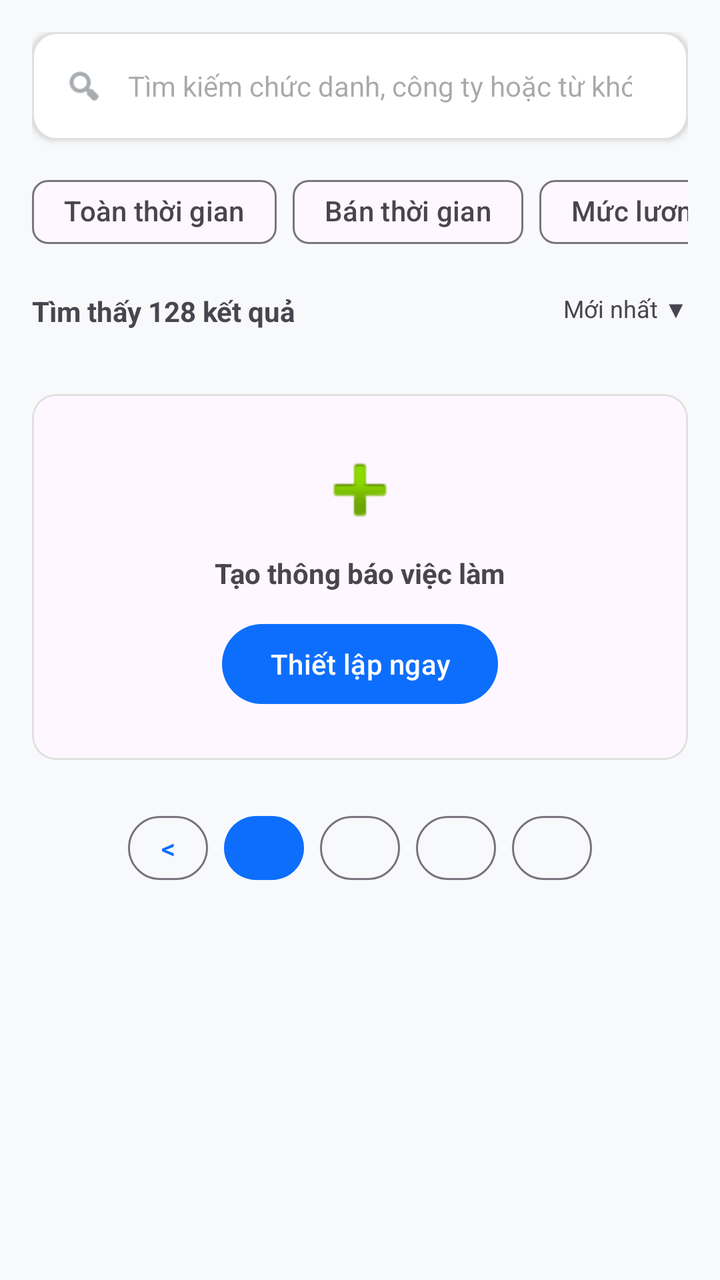
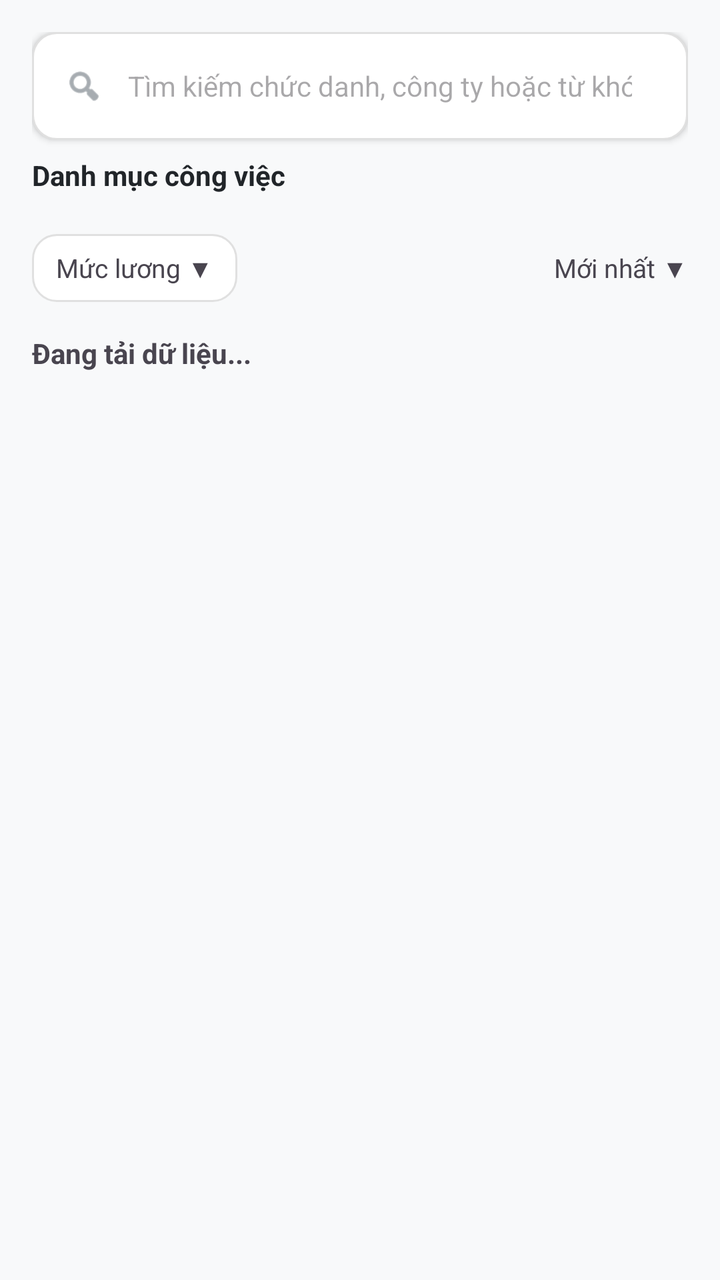

Compare the two renders of this Android layout. The source of the first and the diff that turns it into the second are given below.
<!-- AndroidManifest.xml: application theme Theme.JobSearchApp -->
<!-- res/layout/candidate_fragment_search.xml -->
<?xml version="1.0" encoding="utf-8"?>
<androidx.core.widget.NestedScrollView xmlns:android="http://schemas.android.com/apk/res/android"
    xmlns:app="http://schemas.android.com/apk/res-auto"
    android:layout_width="match_parent"
    android:layout_height="match_parent"
    android:background="@color/background_gray">

    <LinearLayout
        android:layout_width="match_parent"
        android:layout_height="wrap_content"
        android:orientation="vertical"
        android:padding="16dp">

        
        <include layout="@layout/search_bar_component" /> 

        
        <HorizontalScrollView
            android:layout_width="match_parent"
            android:layout_height="wrap_content"
            android:scrollbars="none"
            android:layout_marginTop="12dp">

            <com.google.android.material.chip.ChipGroup
                android:id="@+id/chipGroup"
                android:layout_width="wrap_content"
                android:layout_height="wrap_content"
                app:singleSelection="true"
                app:selectionRequired="false"
                app:singleLine="true">

                <com.google.android.material.chip.Chip
                    android:layout_width="wrap_content"
                    android:layout_height="wrap_content"
                    style="@style/Widget.Material3.Chip.Filter"
                    android:text="Toàn thời gian" />

                <com.google.android.material.chip.Chip
                    android:layout_width="wrap_content"
                    android:layout_height="wrap_content"
                    style="@style/Widget.Material3.Chip.Filter"
                    android:text="Bán thời gian" />

                <com.google.android.material.chip.Chip
                    android:layout_width="wrap_content"
                    android:layout_height="wrap_content"
                    style="@style/Widget.Material3.Chip.Filter"
                    android:text="Mức lương" />
            </com.google.android.material.chip.ChipGroup>
        </HorizontalScrollView>

        <RelativeLayout
            android:layout_width="match_parent"
            android:layout_height="wrap_content"
            android:layout_marginTop="16dp">

            <TextView
                android:id="@+id/tvResultCount"
                android:layout_width="wrap_content"
                android:layout_height="wrap_content"
                android:text="Tìm thấy 128 kết quả"
                android:textStyle="bold" />

            <TextView
                android:id="@+id/tvSort"
                android:layout_width="wrap_content"
                android:layout_height="wrap_content"
                android:layout_alignParentEnd="true"
                android:text="Mới nhất ▼"
                android:textSize="12sp"
                android:clickable="true"
                android:focusable="true" />
        </RelativeLayout>

        
        <androidx.recyclerview.widget.RecyclerView
            android:id="@+id/rvSearchResults"
            android:layout_width="match_parent"
            android:layout_height="wrap_content"
            android:layout_marginTop="8dp"
            android:nestedScrollingEnabled="false" />

        
        <com.google.android.material.card.MaterialCardView
            android:layout_width="match_parent"
            android:layout_height="wrap_content"
            android:layout_marginTop="24dp"
            app:cardCornerRadius="12dp"
            app:strokeWidth="1dp"
            app:strokeColor="@color/gray_border">

            <LinearLayout
                android:layout_width="match_parent"
                android:layout_height="wrap_content"
                android:gravity="center"
                android:orientation="vertical"
                android:padding="24dp">

                <ImageView
                    android:layout_width="48dp"
                    android:layout_height="48dp"
                    android:src="@android:drawable/ic_input_add" />

                <TextView
                    android:layout_width="wrap_content"
                    android:layout_height="wrap_content"
                    android:text="Tạo thông báo việc làm"
                    android:textStyle="bold"
                    android:layout_marginTop="8dp" />

                <Button
                    android:layout_width="wrap_content"
                    android:layout_height="wrap_content"
                    android:text="Thiết lập ngay"
                    android:layout_marginTop="12dp" />
            </LinearLayout>
        </com.google.android.material.card.MaterialCardView>

        
        <LinearLayout
            android:layout_width="match_parent"
            android:layout_height="wrap_content"
            android:gravity="center"
            android:layout_marginTop="24dp"
            android:layout_marginBottom="24dp">

            <Button
                style="@style/Widget.Material3.Button.OutlinedButton"
                android:layout_width="40dp"
                android:layout_height="40dp"
                android:text="&lt;"
                android:padding="0dp" />

            <Button
                android:layout_width="40dp"
                android:layout_height="40dp"
                android:text="1"
                android:layout_marginStart="8dp" />

            <Button
                style="@style/Widget.Material3.Button.OutlinedButton"
                android:layout_width="40dp"
                android:layout_height="40dp"
                android:text="2"
                android:layout_marginStart="8dp" />

            <Button
                style="@style/Widget.Material3.Button.OutlinedButton"
                android:layout_width="40dp"
                android:layout_height="40dp"
                android:text="3"
                android:layout_marginStart="8dp" />

            <Button
                style="@style/Widget.Material3.Button.OutlinedButton"
                android:layout_width="40dp"
                android:layout_height="40dp"
                android:text="&gt;"
                android:layout_marginStart="8dp" />
        </LinearLayout>
    </LinearLayout>
</androidx.core.widget.NestedScrollView>
<!-- res/layout/search_bar_component.xml (included above) -->
<?xml version="1.0" encoding="utf-8"?>
<LinearLayout xmlns:android="http://schemas.android.com/apk/res/android"
    xmlns:app="http://schemas.android.com/apk/res-auto"
    android:layout_width="match_parent"
    android:layout_height="54dp"
    android:background="@drawable/bg_search_bar"
    android:gravity="center_vertical"
    android:paddingHorizontal="16dp"
    android:elevation="2dp">

    <ImageView
        android:layout_width="20dp"
        android:layout_height="20dp"
        android:src="@android:drawable/ic_menu_search"
        app:tint="@color/text_sub" />

    <EditText
        android:id="@+id/edtSearch"
        android:layout_width="0dp"
        android:layout_height="match_parent"
        android:layout_weight="1"
        android:background="@null"
        android:hint="Tìm kiếm chức danh, công ty hoặc từ khóa..."
        android:inputType="text"
        android:paddingHorizontal="12dp"
        android:textSize="14sp"
        android:textColor="@color/text_main" />
</LinearLayout>
<!-- resources referenced by this layout -->
<resources>
  <color name="background_gray">#F8F9FA</color>
  <color name="gray_border">#E0E0E0</color>
  <color name="text_main">#212529</color>
  <color name="text_sub">#6C757D</color>
  <!-- drawable bg_search_bar (drawable) -->
  <?xml version="1.0" encoding="utf-8"?>
  <shape xmlns:android="http://schemas.android.com/apk/res/android">
      <solid android:color="@color/white" />
      <corners android:radius="12dp" />
      <stroke android:width="1dp" android:color="@color/gray_border" />
  </shape>
  <style name="Theme.JobSearchApp" parent="Base.Theme.JobSearchApp" />
  <color name="white">#FFFFFF</color>
  <style name="Base.Theme.JobSearchApp" parent="Theme.Material3.DayNight.NoActionBar">
          
          <item name="colorPrimary">@color/primary</item>
          <item name="android:navigationBarColor">@color/white</item>
          <item name="android:statusBarColor">@color/white</item>
          <item name="android:windowLightStatusBar">true</item>
      </style>
  <color name="primary">#0D6EFD</color>
</resources>

<!-- the commit's change to res/layout/candidate_fragment_search.xml (unified diff, before → after) -->
@@ -15,39 +15,66 @@
         <include layout="@layout/search_bar_component" /> 
 
         
+        <TextView
+            android:layout_width="wrap_content"
+            android:layout_height="wrap_content"
+            android:text="Danh mục công việc"
+            android:textSize="14sp"
+            android:textStyle="bold"
+            android:layout_marginTop="8dp"
+            android:textColor="@color/text_main" />
+
         <HorizontalScrollView
             android:layout_width="match_parent"
             android:layout_height="wrap_content"
             android:scrollbars="none"
+            android:layout_marginTop="8dp">
+
+            <com.google.android.material.chip.ChipGroup
+                android:id="@+id/cgCategories"
+                android:layout_width="wrap_content"
+                android:layout_height="wrap_content"
+                app:singleSelection="false"
+                app:selectionRequired="false"
+                app:singleLine="true">
+                
+            </com.google.android.material.chip.ChipGroup>
+        </HorizontalScrollView>
+
+        
+        <LinearLayout
+            android:layout_width="match_parent"
+            android:layout_height="wrap_content"
+            android:orientation="horizontal"
+            android:gravity="center_vertical"
             android:layout_marginTop="12dp">
 
-            <com.google.android.material.chip.ChipGroup
-                android:id="@+id/chipGroup"
+            <TextView
+                android:id="@+id/tvSalaryFilter"
                 android:layout_width="wrap_content"
                 android:layout_height="wrap_content"
-                app:singleSelection="true"
-                app:selectionRequired="false"
-                app:singleLine="true">
+                android:text="Mức lương ▼"
+                android:paddingHorizontal="12dp"
+                android:paddingVertical="8dp"
+                android:background="@drawable/bg_search_bar"
+                android:textSize="13sp"
+                android:clickable="true"
+                android:focusable="true" />
 
-                <com.google.android.material.chip.Chip
-                    android:layout_width="wrap_content"
-                    android:layout_height="wrap_content"
-                    style="@style/Widget.Material3.Chip.Filter"
-                    android:text="Toàn thời gian" />
+            <View
+                android:layout_width="0dp"
+                android:layout_height="0dp"
+                android:layout_weight="1" />
 
-                <com.google.android.material.chip.Chip
-                    android:layout_width="wrap_content"
-                    android:layout_height="wrap_content"
-                    style="@style/Widget.Material3.Chip.Filter"
-                    android:text="Bán thời gian" />
-
-                <com.google.android.material.chip.Chip
-                    android:layout_width="wrap_content"
-                    android:layout_height="wrap_content"
-                    style="@style/Widget.Material3.Chip.Filter"
-                    android:text="Mức lương" />
-            </com.google.android.material.chip.ChipGroup>
-        </HorizontalScrollView>
+            <TextView
+                android:id="@+id/tvSort"
+                android:layout_width="wrap_content"
+                android:layout_height="wrap_content"
+                android:text="Mới nhất ▼"
+                android:textSize="13sp"
+                android:clickable="true"
+                android:focusable="true" />
+        </LinearLayout>
 
         <RelativeLayout
             android:layout_width="match_parent"
@@ -58,18 +85,8 @@
                 android:id="@+id/tvResultCount"
                 android:layout_width="wrap_content"
                 android:layout_height="wrap_content"
-                android:text="Tìm thấy 128 kết quả"
+                android:text="Đang tải dữ liệu..."
                 android:textStyle="bold" />
-
-            <TextView
-                android:id="@+id/tvSort"
-                android:layout_width="wrap_content"
-                android:layout_height="wrap_content"
-                android:layout_alignParentEnd="true"
-                android:text="Mới nhất ▼"
-                android:textSize="12sp"
-                android:clickable="true"
-                android:focusable="true" />
         </RelativeLayout>
 
         
@@ -80,83 +97,24 @@
             android:layout_marginTop="8dp"
             android:nestedScrollingEnabled="false" />
 
-        
-        <com.google.android.material.card.MaterialCardView
-            android:layout_width="match_parent"
+        <ProgressBar
+            android:id="@+id/pbSearch"
+            android:layout_width="wrap_content"
             android:layout_height="wrap_content"
-            android:layout_marginTop="24dp"
-            app:cardCornerRadius="12dp"
-            app:strokeWidth="1dp"
-            app:strokeColor="@color/gray_border">
-
-            <LinearLayout
-                android:layout_width="match_parent"
-                android:layout_height="wrap_content"
-                android:gravity="center"
-                android:orientation="vertical"
-                android:padding="24dp">
-
-                <ImageView
-                    android:layout_width="48dp"
-                    android:layout_height="48dp"
-                    android:src="@android:drawable/ic_input_add" />
-
-                <TextView
-                    android:layout_width="wrap_content"
-                    android:layout_height="wrap_content"
-                    android:text="Tạo thông báo việc làm"
-                    android:textStyle="bold"
-                    android:layout_marginTop="8dp" />
-
-                <Button
-                    android:layout_width="wrap_content"
-                    android:layout_height="wrap_content"
-                    android:text="Thiết lập ngay"
-                    android:layout_marginTop="12dp" />
-            </LinearLayout>
-        </com.google.android.material.card.MaterialCardView>
+            android:layout_gravity="center"
+            android:layout_marginTop="20dp"
+            android:visibility="gone" />
 
         
         <LinearLayout
+            android:id="@+id/layoutPagination"
             android:layout_width="match_parent"
             android:layout_height="wrap_content"
             android:gravity="center"
+            android:orientation="horizontal"
             android:layout_marginTop="24dp"
             android:layout_marginBottom="24dp">
-
-            <Button
-                style="@style/Widget.Material3.Button.OutlinedButton"
-                android:layout_width="40dp"
-                android:layout_height="40dp"
-                android:text="&lt;"
-                android:padding="0dp" />
-
-            <Button
-                android:layout_width="40dp"
-                android:layout_height="40dp"
-                android:text="1"
-                android:layout_marginStart="8dp" />
-
-            <Button
-                style="@style/Widget.Material3.Button.OutlinedButton"
-                android:layout_width="40dp"
-                android:layout_height="40dp"
-                android:text="2"
-                android:layout_marginStart="8dp" />
-
-            <Button
-                style="@style/Widget.Material3.Button.OutlinedButton"
-                android:layout_width="40dp"
-                android:layout_height="40dp"
-                android:text="3"
-                android:layout_marginStart="8dp" />
-
-            <Button
-                style="@style/Widget.Material3.Button.OutlinedButton"
-                android:layout_width="40dp"
-                android:layout_height="40dp"
-                android:text="&gt;"
-                android:layout_marginStart="8dp" />
+            
         </LinearLayout>
     </LinearLayout>
 </androidx.core.widget.NestedScrollView>
